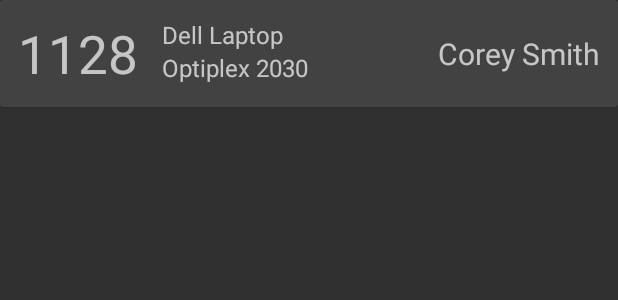
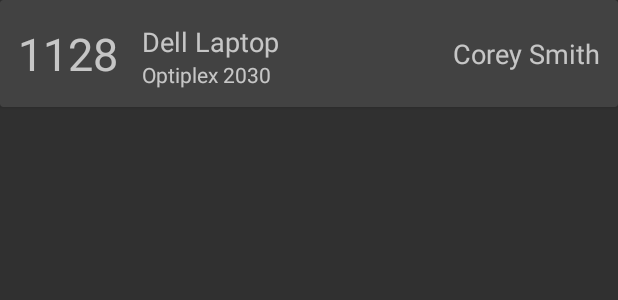
Before and after one commit to CoreySmith1992/EZTag, an Android app: the layout row.xml on its own in the app's theme, with its tools: preview values and no code run, on a phone screen of 412 x 824 dp. Shown: the top 300 px of the screen. Run offline under Robolectric (Android 15) with nearby library versions, the phone set to English and light mode, and no system bars.

Commit message:
Initial commit

```diff
--- a/app/src/main/java/com/valex/eztag/AddActivity.java
+++ b/app/src/main/java/com/valex/eztag/AddActivity.java
@@ -35,7 +35,7 @@ public class AddActivity extends AppCompatActivity {
             @Override
             public void onClick(View view){
                 DatabaseHelper myDB = new DatabaseHelper(AddActivity.this);
-                myDB.addAsset(Integer.valueOf(asset_input.getText().toString().trim()),
+                myDB.addAsset(asset_input.getText().toString().trim(),
                         make_input.getText().toString().trim(),
                         model_input.getText().toString().trim(),
                         current_user_input.getText().toString().trim());
--- a/app/src/main/java/com/valex/eztag/DatabaseHelper.java
+++ b/app/src/main/java/com/valex/eztag/DatabaseHelper.java
@@ -31,7 +31,7 @@ public class DatabaseHelper extends SQLiteOpenHelper {
     public void onCreate(SQLiteDatabase db){
         String query = "CREATE TABLE " + TABLE_NAME +
                 " (" + COLUMN_ID + " INTEGER PRIMARY KEY AUTOINCREMENT, " +
-                COLUMN_ASSET + " INTEGER, " +
+                COLUMN_ASSET + " TEXT, " +
                 COLUMN_MAKE + " TEXT, " +
                 COLUMN_MODEL + " TEXT, " +
                 COLUMN_USER + " TEXT);";
@@ -43,7 +43,7 @@ public class DatabaseHelper extends SQLiteOpenHelper {
         onCreate(db);
     }
 
-    void addAsset(int asset, String make, String model, String current_user){
+    void addAsset(String asset, String make, String model, String current_user){
         SQLiteDatabase db = this.getWritableDatabase();
         ContentValues cv = new ContentValues();
 
--- a/app/src/main/java/com/valex/eztag/UpdateActivity.java
+++ b/app/src/main/java/com/valex/eztag/UpdateActivity.java
@@ -2,17 +2,11 @@ package com.valex.eztag;
 
 import android.content.DialogInterface;
 import android.os.Bundle;
-import android.provider.ContactsContract;
-import android.view.Menu;
-import android.view.MenuInflater;
-import android.view.MenuItem;
 import android.view.View;
 import android.widget.Button;
 import android.widget.EditText;
 import android.widget.Toast;
-
 import androidx.activity.EdgeToEdge;
-import androidx.appcompat.app.ActionBar;
 import androidx.appcompat.app.AlertDialog;
 import androidx.appcompat.app.AppCompatActivity;
 import androidx.core.graphics.Insets;
--- a/app/src/main/res/layout/row.xml
+++ b/app/src/main/res/layout/row.xml
@@ -22,7 +22,7 @@
                 android:layout_width="wrap_content"
                 android:layout_height="wrap_content"
                 android:text="1128"
-                android:textSize="35sp"
+                android:textSize="30sp"
                 app:layout_constraintBottom_toBottomOf="parent"
                 app:layout_constraintStart_toStartOf="parent"
                 app:layout_constraintTop_toTopOf="parent" />
@@ -33,7 +33,7 @@
                 android:layout_height="wrap_content"
                 android:layout_marginStart="16dp"
                 android:text="Dell Laptop"
-                android:textSize="16sp"
+                android:textSize="18sp"
                 app:layout_constraintStart_toEndOf="@+id/asset_id_txt"
                 app:layout_constraintTop_toTopOf="@+id/asset_id_txt" />
 
@@ -43,7 +43,7 @@
                 android:layout_height="wrap_content"
                 android:layout_marginStart="16dp"
                 android:text="Optiplex 2030"
-                android:textSize="16sp"
+                android:textSize="14sp"
                 app:layout_constraintStart_toEndOf="@+id/asset_id_txt"
                 app:layout_constraintTop_toBottomOf="@+id/make_txt" />
 
@@ -52,7 +52,7 @@
                 android:layout_width="wrap_content"
                 android:layout_height="wrap_content"
                 android:text="Corey Smith"
-                android:textSize="20sp"
+                android:textSize="18sp"
                 app:layout_constraintBottom_toBottomOf="parent"
                 app:layout_constraintEnd_toEndOf="parent"
                 app:layout_constraintTop_toTopOf="parent" />
--- a/app/src/main/res/values-night/themes.xml
+++ b/app/src/main/res/values-night/themes.xml
@@ -1,4 +1,4 @@
-<resources xmlns:tools="http://schemas.android.com/tools">
+<resources>
     <!-- Base application theme. -->
     <style name="Base.Theme.EZTag" parent="Theme.Material3.DayNight.NoActionBar">
         <!-- Customize your dark theme here. -->
```
